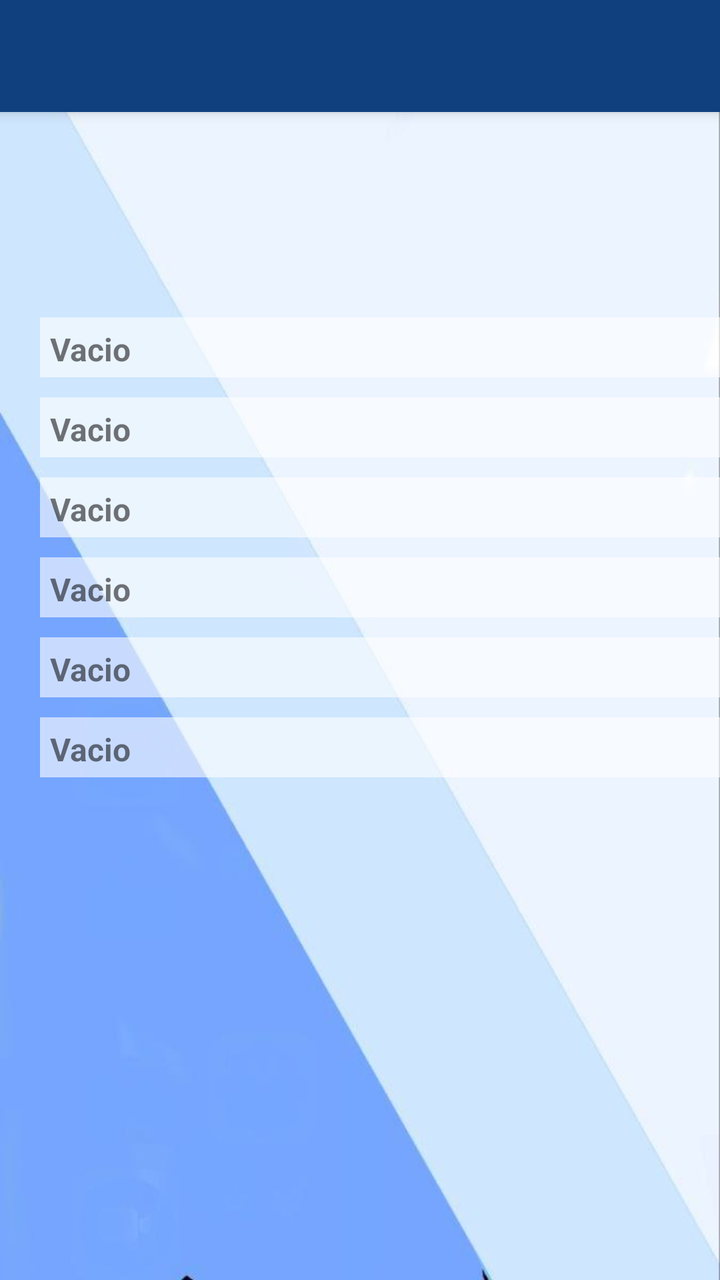
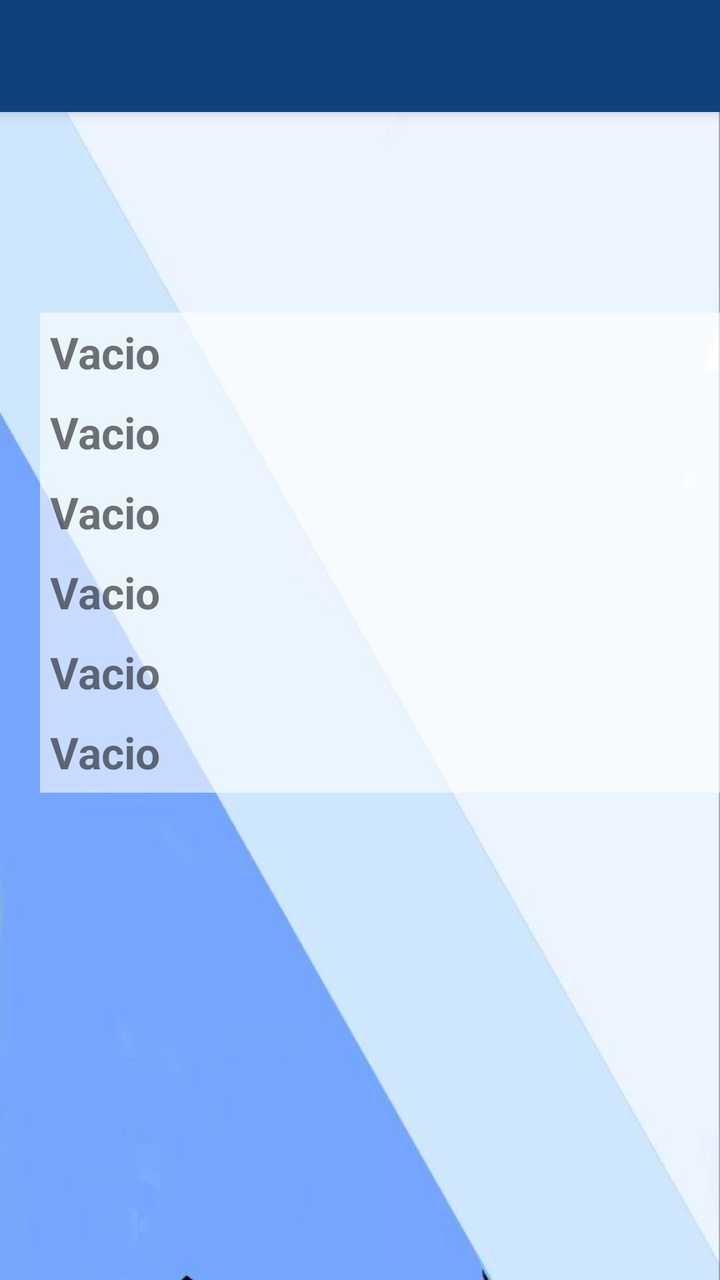

The first picture is an Android layout as it rendered before a commit; the second is the same layout after the commit. The layout source and the unified diff follow.
<!-- AndroidManifest.xml: application theme Theme.CowData.NoActionBar -->
<!-- res/layout/activity_summary.xml -->
<?xml version="1.0" encoding="utf-8"?>
<androidx.constraintlayout.widget.ConstraintLayout xmlns:android="http://schemas.android.com/apk/res/android"
    xmlns:app="http://schemas.android.com/apk/res-auto"
    xmlns:tools="http://schemas.android.com/tools"
    android:id="@+id/main"
    android:layout_width="match_parent"
    android:layout_height="match_parent"
    android:background="@drawable/back_loing"
    tools:context=".SummaryActivity">

    <TextView
        android:id="@+id/textSumm1"
        android:layout_width="@dimen/textViewSummW"
        android:layout_height="@dimen/textViewSummH"
        android:text="Vacio"
        android:textSize="@dimen/textViewLong"
        android:textStyle="bold"
        android:background="@color/text_background"
        android:layout_marginTop="10dp"
        android:padding="5dp"
        app:layout_constraintBottom_toBottomOf="parent"
        app:layout_constraintEnd_toStartOf="@+id/guideline15"
        app:layout_constraintHorizontal_bias="0.0"
        app:layout_constraintStart_toStartOf="@+id/guideline16"
        app:layout_constraintTop_toTopOf="parent"
        app:layout_constraintVertical_bias="0.248" />

    <TextView
        android:id="@+id/textSumm2"
        android:layout_width="@dimen/textViewSummW"
        android:layout_height="@dimen/textViewSummH"
        android:text="Vacio"
        android:textSize="@dimen/textViewLong"
        android:textStyle="bold"
        android:background="@color/text_background"
        android:layout_marginTop="10dp"
        android:padding="5dp"
        app:layout_constraintBottom_toBottomOf="parent"
        app:layout_constraintEnd_toStartOf="@+id/guideline15"
        app:layout_constraintHorizontal_bias="0.0"
        app:layout_constraintStart_toStartOf="@+id/guideline16"
        app:layout_constraintTop_toBottomOf="@+id/textSumm1"
        app:layout_constraintVertical_bias="0.0" />

    <TextView
        android:id="@+id/textSumm3"
        android:layout_width="@dimen/textViewSummW"
        android:layout_height="@dimen/textViewSummH"
        android:text="Vacio"
        android:textSize="@dimen/textViewLong"
        android:textStyle="bold"
        android:background="@color/text_background"
        android:layout_marginTop="10dp"
        android:padding="5dp"
        app:layout_constraintBottom_toBottomOf="parent"
        app:layout_constraintEnd_toStartOf="@+id/guideline15"
        app:layout_constraintHorizontal_bias="0.0"
        app:layout_constraintStart_toStartOf="@+id/guideline16"
        app:layout_constraintTop_toBottomOf="@+id/textSumm2"
        app:layout_constraintVertical_bias="0.0" />

    <TextView
        android:id="@+id/textSumm4"
        android:layout_width="@dimen/textViewSummW"
        android:layout_height="@dimen/textViewSummH"
        android:text="Vacio"
        android:textSize="@dimen/textViewLong"
        android:textStyle="bold"
        android:background="@color/text_background"
        android:layout_marginTop="10dp"
        android:padding="5dp"
        app:layout_constraintBottom_toBottomOf="parent"
        app:layout_constraintEnd_toStartOf="@+id/guideline15"
        app:layout_constraintHorizontal_bias="0.0"
        app:layout_constraintStart_toStartOf="@+id/guideline16"
        app:layout_constraintTop_toBottomOf="@+id/textSumm3"
        app:layout_constraintVertical_bias="0.0" />

    <TextView
        android:id="@+id/textSumm5"
        android:layout_width="@dimen/textViewSummW"
        android:layout_height="@dimen/textViewSummH"
        android:text="Vacio"
        android:textSize="@dimen/textViewLong"
        android:textStyle="bold"
        android:background="@color/text_background"
        android:layout_marginTop="10dp"
        android:padding="5dp"
        app:layout_constraintBottom_toBottomOf="parent"
        app:layout_constraintEnd_toStartOf="@+id/guideline15"
        app:layout_constraintHorizontal_bias="0.0"
        app:layout_constraintStart_toStartOf="@+id/guideline16"
        app:layout_constraintTop_toBottomOf="@+id/textSumm4"
        app:layout_constraintVertical_bias="0.0" />

    <TextView
        android:id="@+id/textSumm6"
        android:layout_width="@dimen/textViewSummW"
        android:layout_height="@dimen/textViewSummH"
        android:layout_marginBottom="128dp"
        android:text="Vacio"
        android:textSize="@dimen/textViewLong"
        android:textStyle="bold"
        android:background="@color/text_background"
        android:layout_marginTop="10dp"
        android:padding="5dp"
        app:layout_constraintBottom_toBottomOf="parent"
        app:layout_constraintEnd_toStartOf="@+id/guideline15"
        app:layout_constraintHorizontal_bias="0.0"
        app:layout_constraintStart_toStartOf="@+id/guideline16"
        app:layout_constraintTop_toBottomOf="@+id/textSumm5"
        app:layout_constraintVertical_bias="0.0" />

    <androidx.appcompat.widget.Toolbar
        android:id="@+id/my_toolbar"
        android:layout_width="match_parent"
        android:layout_height="?attr/actionBarSize"
        android:background="?attr/colorPrimary"
        android:elevation="4dp"
        android:popupTheme="@style/ThemeOverlay.AppCompat.Dark"
        android:theme="@style/ThemeOverlay.AppCompat.Dark"
        app:layout_constraintTop_toTopOf="parent"
        tools:ignore="MissingConstraints"
        tools:layout_editor_absoluteX="0dp" />

    <androidx.constraintlayout.widget.Guideline
        android:id="@+id/guideline15"
        android:layout_width="wrap_content"
        android:layout_height="wrap_content"
        android:orientation="vertical"
        app:layout_constraintGuide_end="31dp" />

    <androidx.constraintlayout.widget.Guideline
        android:id="@+id/guideline16"
        android:layout_width="wrap_content"
        android:layout_height="wrap_content"
        android:orientation="vertical"
        app:layout_constraintGuide_begin="20dp" />


</androidx.constraintlayout.widget.ConstraintLayout>
<!-- resources referenced by this layout -->
<resources>
  <color name="text_background">#99ffffff</color>
  <dimen name="textViewLong">16sp</dimen>
  <dimen name="textViewSummH">30dp</dimen>
  <dimen name="textViewSummW">340dp</dimen>
  <!-- drawable back_loing: png bitmap (drawable, 77659 bytes) -->
  <style name="Theme.CowData.NoActionBar">
          <item name="windowActionBar">false</item>
          <item name="windowNoTitle">true</item>
      </style>
</resources>

<!-- the commit's change to res/layout/activity_summary.xml (unified diff, before → after) -->
@@ -13,7 +13,7 @@
         android:layout_width="@dimen/textViewSummW"
         android:layout_height="@dimen/textViewSummH"
         android:text="Vacio"
-        android:textSize="@dimen/textViewLong"
+        android:textSize="@dimen/textViewSummLong"
         android:textStyle="bold"
         android:background="@color/text_background"
         android:layout_marginTop="10dp"
@@ -29,12 +29,11 @@
         android:id="@+id/textSumm2"
         android:layout_width="@dimen/textViewSummW"
         android:layout_height="@dimen/textViewSummH"
+        android:background="@color/text_background"
+        android:padding="5dp"
         android:text="Vacio"
-        android:textSize="@dimen/textViewLong"
+        android:textSize="@dimen/textViewSummLong"
         android:textStyle="bold"
-        android:background="@color/text_background"
-        android:layout_marginTop="10dp"
-        android:padding="5dp"
         app:layout_constraintBottom_toBottomOf="parent"
         app:layout_constraintEnd_toStartOf="@+id/guideline15"
         app:layout_constraintHorizontal_bias="0.0"
@@ -47,10 +46,9 @@
         android:layout_width="@dimen/textViewSummW"
         android:layout_height="@dimen/textViewSummH"
         android:text="Vacio"
-        android:textSize="@dimen/textViewLong"
+        android:textSize="@dimen/textViewSummLong"
         android:textStyle="bold"
         android:background="@color/text_background"
-        android:layout_marginTop="10dp"
         android:padding="5dp"
         app:layout_constraintBottom_toBottomOf="parent"
         app:layout_constraintEnd_toStartOf="@+id/guideline15"
@@ -64,10 +62,9 @@
         android:layout_width="@dimen/textViewSummW"
         android:layout_height="@dimen/textViewSummH"
         android:text="Vacio"
-        android:textSize="@dimen/textViewLong"
+        android:textSize="@dimen/textViewSummLong"
         android:textStyle="bold"
         android:background="@color/text_background"
-        android:layout_marginTop="10dp"
         android:padding="5dp"
         app:layout_constraintBottom_toBottomOf="parent"
         app:layout_constraintEnd_toStartOf="@+id/guideline15"
@@ -81,10 +78,9 @@
         android:layout_width="@dimen/textViewSummW"
         android:layout_height="@dimen/textViewSummH"
         android:text="Vacio"
-        android:textSize="@dimen/textViewLong"
+        android:textSize="@dimen/textViewSummLong"
         android:textStyle="bold"
         android:background="@color/text_background"
-        android:layout_marginTop="10dp"
         android:padding="5dp"
         app:layout_constraintBottom_toBottomOf="parent"
         app:layout_constraintEnd_toStartOf="@+id/guideline15"
@@ -99,10 +95,9 @@
         android:layout_height="@dimen/textViewSummH"
         android:layout_marginBottom="128dp"
         android:text="Vacio"
-        android:textSize="@dimen/textViewLong"
+        android:textSize="@dimen/textViewSummLong"
         android:textStyle="bold"
         android:background="@color/text_background"
-        android:layout_marginTop="10dp"
         android:padding="5dp"
         app:layout_constraintBottom_toBottomOf="parent"
         app:layout_constraintEnd_toStartOf="@+id/guideline15"
<!-- resource entries referenced after the edit -->
@@ -1,8 +1,8 @@
 <!-- resources referenced by this layout -->
 <resources>
   <color name="text_background">#99ffffff</color>
-  <dimen name="textViewLong">16sp</dimen>
-  <dimen name="textViewSummH">30dp</dimen>
+  <dimen name="textViewSummH">40dp</dimen>
+  <dimen name="textViewSummLong">22sp</dimen>
   <dimen name="textViewSummW">340dp</dimen>
   <!-- drawable back_loing: png bitmap (drawable, 77659 bytes) -->
   <style name="Theme.CowData.NoActionBar">
